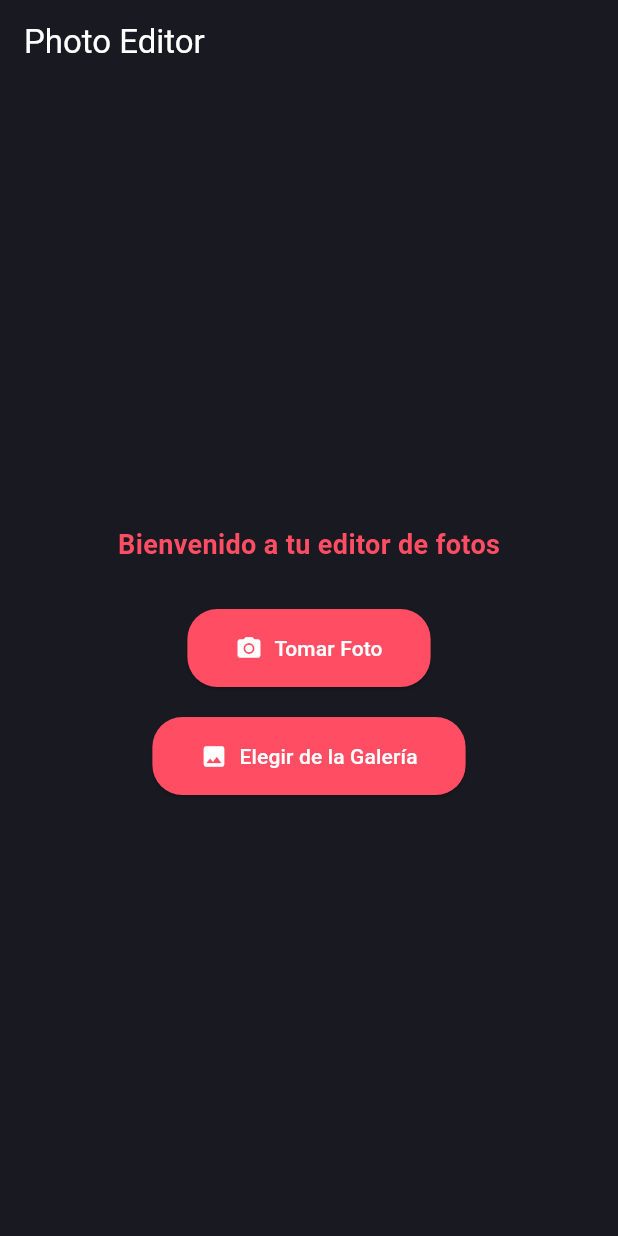
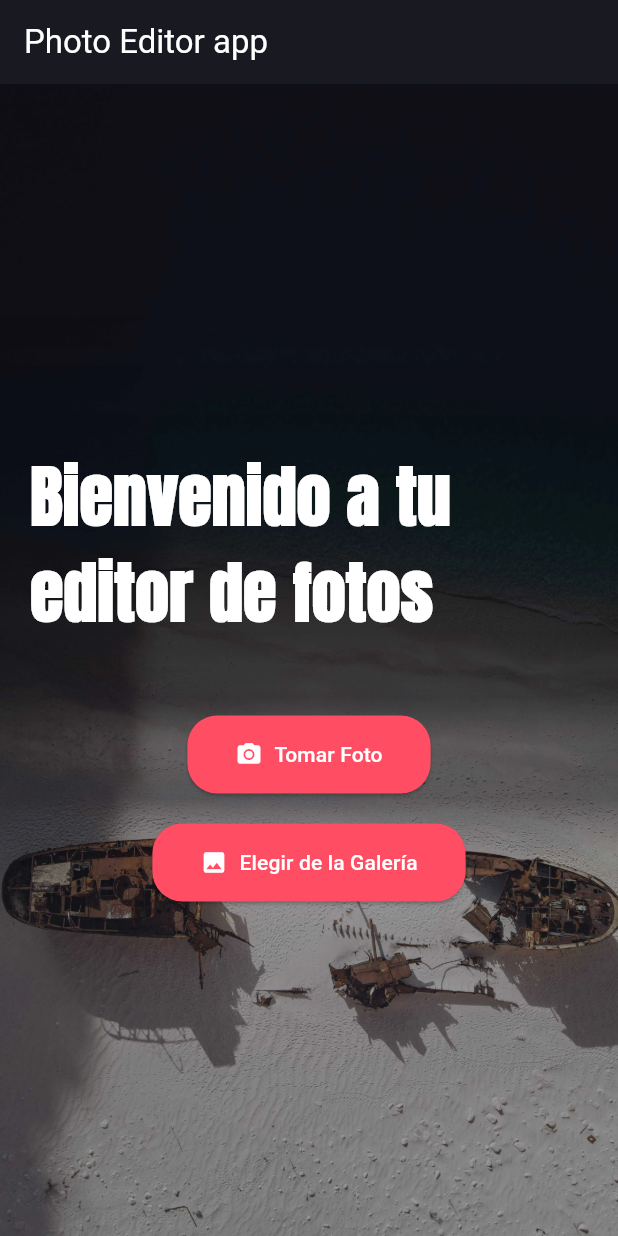
Before and after one commit to Maggiove13/Flutter-photoEditor-app, a Flutter app: the screen it shows after launch, on a phone screen of 412 x 824 dp. Run offline on Flutter 3.47's test engine with Material 3 defaults, Android fonts, the phone set to English and light mode, and no system bars; our stand-ins replace image_picker; missing offline and left inert: gallery_saver_plus.

Commit message:
add fontfamily, and background image

```diff
--- a/lib/screens/welcome.dart
+++ b/lib/screens/welcome.dart
@@ -40,19 +40,33 @@ class _WelcomeScreenState extends State<WelcomeScreen> {
   Widget build(BuildContext context) {
     return Scaffold(
       appBar: AppBar(
-        title: const Text(
-          'Photo Editor',
-          style: TextStyle(color: Colors.white),
+        title: Text(
+          'Photo Editor app',
+          style: TextStyle(color: Theme.of(context).colorScheme.onPrimary),
         ),
         backgroundColor: Theme.of(context).colorScheme.primary,
       ),
-      body: Center(
+      body: Stack(
+        fit: StackFit.expand,
+        children: [
+          // Imagen de fondo
+          Image.asset('images/imagen4.webp', fit: BoxFit.cover),
+          // Contenido de la pantalla
+          Center(
             child: Column(
               mainAxisAlignment: MainAxisAlignment.center,
               children: [
-            const Text(
+                Padding(
+                  padding: const EdgeInsets.all(20.0),
+                  child: Text(
                     'Bienvenido a tu editor de fotos',
-              style: TextStyle(fontSize: 18, fontWeight: FontWeight.bold),
+                    style: TextStyle(
+                      color: Theme.of(context).colorScheme.onPrimary,
+                      fontFamily: 'Anton',
+                      fontSize: 45,
+                      fontWeight: FontWeight.bold,
+                    ),
+                  ),
                 ),
                 const SizedBox(height: 30),
                 ElevatedButton.icon(
@@ -69,6 +83,8 @@ class _WelcomeScreenState extends State<WelcomeScreen> {
               ],
             ),
           ),
+        ],
+      ),
     );
   }
 }
```
Lines whose indentation alone changed are shown as unchanged.
